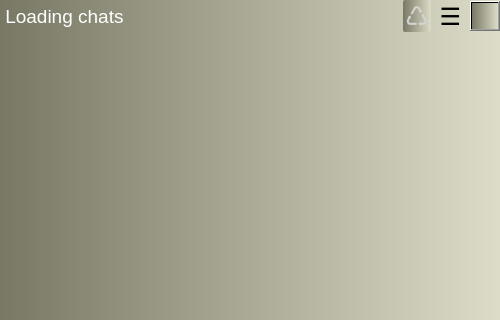
First picture: the form in examples/qtmegachatapi/MainWindow.ui, repository meganz/MEGAchat, before the edit; both pictures show x 0 to 500 and y 0 to 320 of the 500 by 700 pixel window.
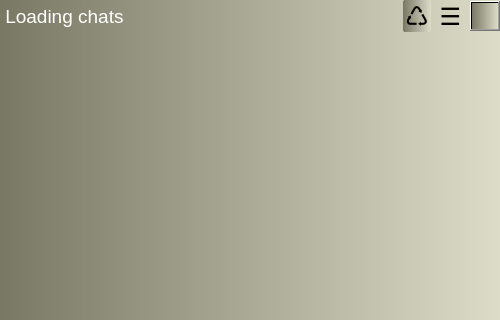
Second picture: the form after the edit. Icons and pictures are not drawn.

What changed in the file:
```diff
--- a/examples/qtmegachatapi/MainWindow.ui
+++ b/examples/qtmegachatapi/MainWindow.ui
@@ -140,7 +140,7 @@
           <bool>false</bool>
          </property>
          <property name="styleSheet">
-          <string notr="true">    color: lightgray;
+          <string notr="true">    color: black;
     border: 0px;
     border-radius: 2px;
     background-color: qlineargradient(spread:pad, x1:0, y1:0, x2:0, y2:1,
```
